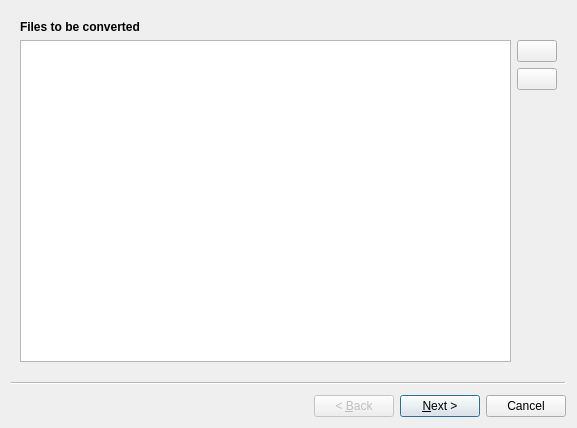
Above: ui/addtaskwizard.ui from swl-x/MystiQ before the change. Below: the same form after it.
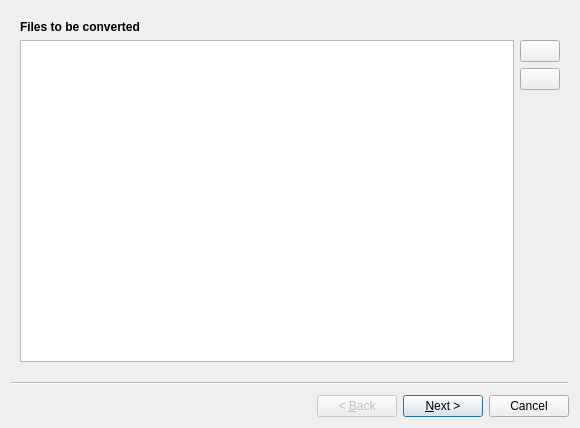
That is the form after the change. Icons and pictures are not drawn.

Patch:
```diff
--- a/ui/addtaskwizard.ui
+++ b/ui/addtaskwizard.ui
@@ -6,13 +6,38 @@
    <rect>
     <x>0</x>
     <y>0</y>
-    <width>577</width>
+    <width>580</width>
     <height>428</height>
    </rect>
   </property>
   <property name="windowTitle">
    <string>Add Tasks</string>
   </property>
+  <property name="windowIcon">
+   <iconset resource="../images.qrc">
+    <normaloff>:/app/icons/mystiq_128x128.png</normaloff>:/app/icons/mystiq_128x128.png</iconset>
+  </property>
+  <property name="autoFillBackground">
+   <bool>false</bool>
+  </property>
+  <property name="sizeGripEnabled">
+   <bool>false</bool>
+  </property>
+  <property name="modal">
+   <bool>false</bool>
+  </property>
+  <property name="wizardStyle">
+   <enum>QWizard::ClassicStyle</enum>
+  </property>
+  <property name="options">
+   <set>QWizard::NoDefaultButton</set>
+  </property>
+  <property name="titleFormat">
+   <enum>Qt::PlainText</enum>
+  </property>
+  <property name="subTitleFormat">
+   <enum>Qt::PlainText</enum>
+  </property>
   <widget class="QWizardPage" name="wizardPageSelectFiles">
    <layout class="QVBoxLayout" name="verticalLayout_2">
     <item>
```
Left out of the diff: 43 changed lines with no effect on the pictures.
